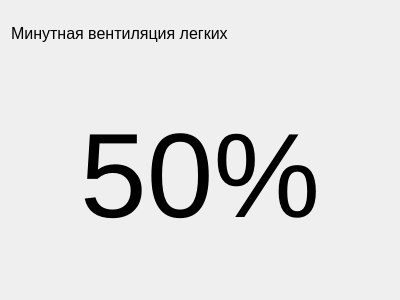
Qt form tsvolsignalwidget.ui (AmurSU/TSProject) before a commit.
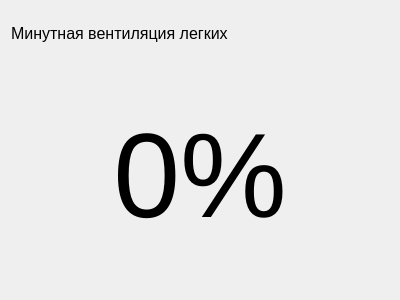
The same form after that commit.

Commit message: chabge default value in window which show breathing volume

```diff
--- a/tsvolsignalwidget.ui
+++ b/tsvolsignalwidget.ui
@@ -43,7 +43,7 @@
       <bool>false</bool>
      </property>
      <property name="text">
-      <string>50%</string>
+      <string>0%</string>
      </property>
      <property name="textFormat">
       <enum>Qt::AutoText</enum>
```
The commit also changes 5 other files.
